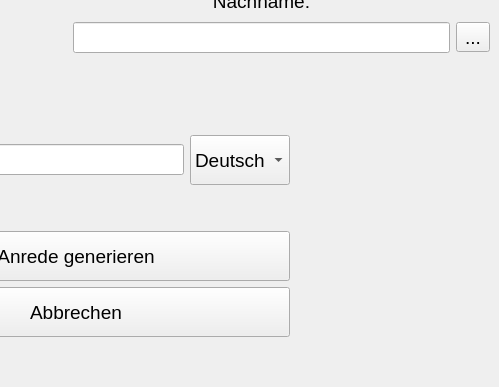
OSI-Osbourne/Kontaktsplitter, file ui/MainWindow.ui: the form before one commit; both pictures show x 781 to 1280 and y 333 to 720 of the 1280 by 720 pixel window.
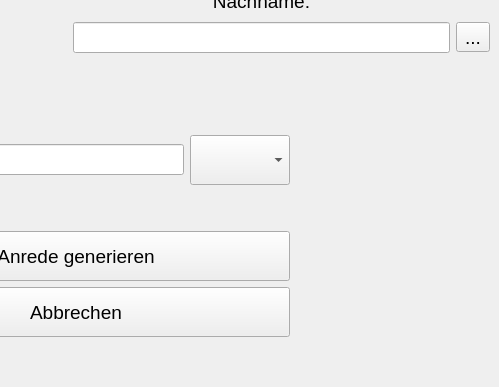
The form after the commit.

The edit to the form file:
```diff
--- a/ui/MainWindow.ui
+++ b/ui/MainWindow.ui
@@ -566,16 +566,6 @@
           <pointsize>14</pointsize>
          </font>
         </property>
-        <item>
-         <property name="text">
-          <string>Deutsch</string>
-         </property>
-        </item>
-        <item>
-         <property name="text">
-          <string>Englisch</string>
-         </property>
-        </item>
        </widget>
       </item>
       <item row="1" column="4">
```
Left out of the diff: 22 changed lines with no effect on the pictures.
